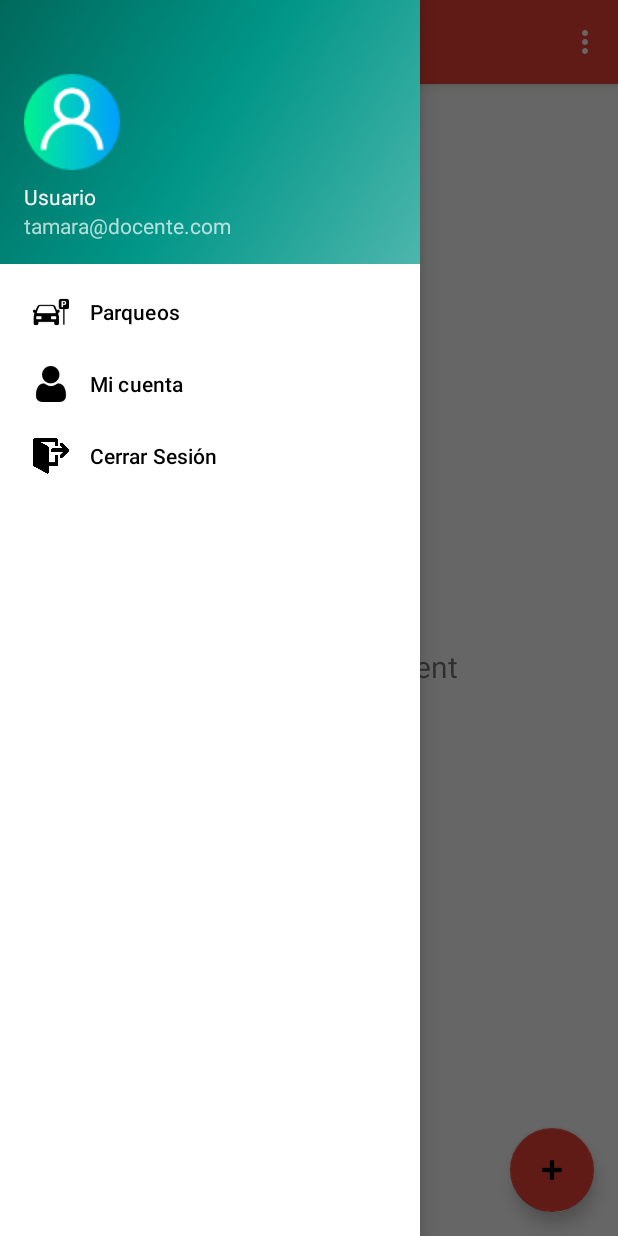
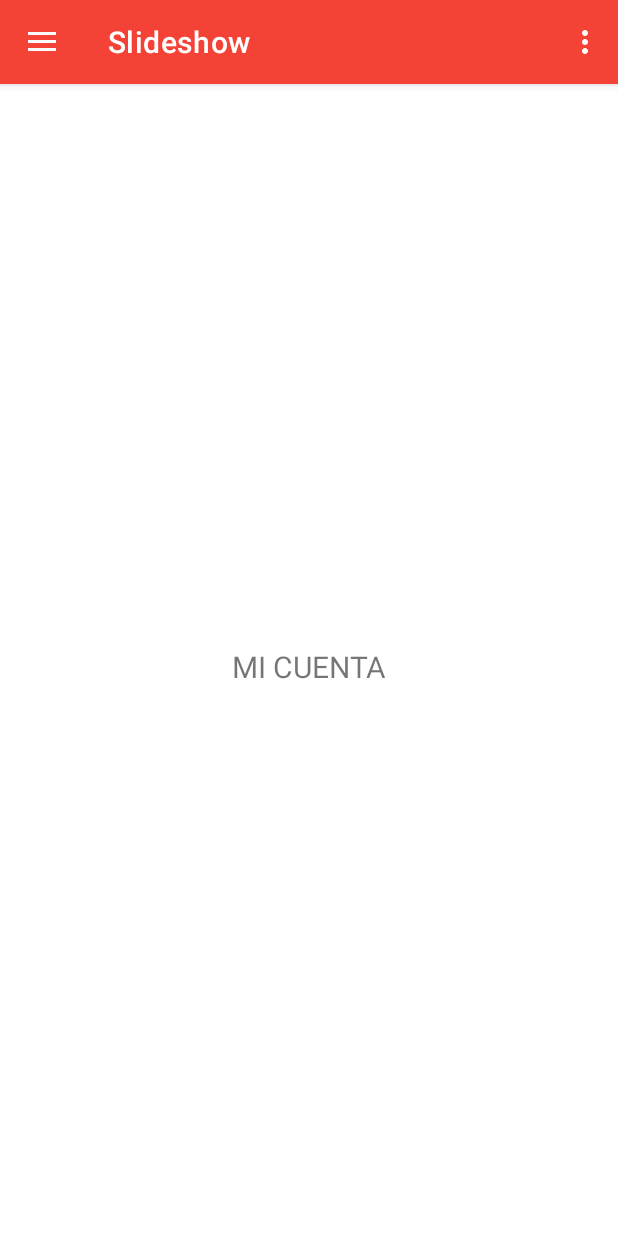
Before and after one commit to JRodriguez-1998/TP3-Controles_y_almacenamiento_SqlLite, an Android app: the navigation screen opened directly, with no data from a screen before it, in the side drawer, after a tap on "Mi cuenta", on a phone screen of 412 x 824 dp. Run offline under Robolectric (Android 15) with nearby library versions, the phone set to English and light mode, and no system bars; our stand-ins replace navigation-ui.

Commit message:
Avance en navigation drawer, dialogo creada y funcionando su ejecucion en apretar agregar, falta que añada los registros

```diff
--- a/app/build.gradle
+++ b/app/build.gradle
@@ -39,6 +39,7 @@ dependencies {
     implementation 'androidx.lifecycle:lifecycle-viewmodel-ktx:2.3.1'
     implementation 'androidx.navigation:navigation-fragment:2.3.5'
     implementation 'androidx.navigation:navigation-ui:2.3.5'
+    implementation 'androidx.legacy:legacy-support-v4:1.0.0'
     testImplementation 'junit:junit:4.+'
     androidTestImplementation 'androidx.test.ext:junit:1.1.3'
     androidTestImplementation 'androidx.test.espresso:espresso-core:3.4.0'
--- /dev/null
+++ b/app/src/main/java/com/example/tp3_controlesyalmacenamientosqllite/dialogo.java
@@ -0,0 +1,52 @@
+package com.example.tp3_controlesyalmacenamientosqllite;
+
+import android.app.Activity;
+import android.app.AlertDialog;
+import android.app.Dialog;
+import android.content.Context;
+import android.os.Bundle;
+
+import androidx.annotation.NonNull;
+import androidx.annotation.Nullable;
+import androidx.fragment.app.DialogFragment;
+import androidx.fragment.app.Fragment;
+
+import android.view.LayoutInflater;
+import android.view.View;
+import android.view.ViewGroup;
+import android.widget.EditText;
+
+public class dialogo extends DialogFragment {
+
+    Activity actividad;
+
+    public dialogo() { }
+
+    @Override
+    @Nullable
+    public AlertDialog onCreateDialog(@Nullable Bundle savedInstanceState) {
+        return crearDialogoRegistro();
+    }
+
+    private AlertDialog crearDialogoRegistro(){
+        AlertDialog.Builder builder = new AlertDialog.Builder(getActivity());
+        LayoutInflater inflater = getActivity().getLayoutInflater();
+        View v = inflater.inflate(R.layout.fragment_dialogo,null);
+        builder.setView(v);
+
+        EditText txtMatricula = (EditText) v.findViewById(R.id.txtMatricula);
+        EditText txtTiempo = (EditText) v.findViewById(R.id.txtTiempo);
+
+        return builder.create();
+    }
+
+    @Override
+    public void onAttach(Context context) {
+        super.onAttach(context);
+        if(context instanceof Activity){
+           this.actividad  = (Activity) context;
+        }else{
+            throw new RuntimeException(context.toString());
+        }
+    }
+}
--- a/app/src/main/java/com/example/tp3_controlesyalmacenamientosqllite/navigation.java
+++ b/app/src/main/java/com/example/tp3_controlesyalmacenamientosqllite/navigation.java
@@ -29,19 +29,12 @@ public class navigation extends AppCompatActivity {
         setContentView(binding.getRoot());
 
         setSupportActionBar(binding.appBarNavigation.toolbar);
-        binding.appBarNavigation.fab.setOnClickListener(new View.OnClickListener() {
-            @Override
-            public void onClick(View view) {
-                Snackbar.make(view, "Replace with your own action", Snackbar.LENGTH_LONG)
-                        .setAction("Action", null).show();
-            }
-        });
         DrawerLayout drawer = binding.drawerLayout;
         NavigationView navigationView = binding.navView;
         // Passing each menu ID as a set of Ids because each
         // menu should be considered as top level destinations.
         mAppBarConfiguration = new AppBarConfiguration.Builder(
-                R.id.nav_home, R.id.nav_gallery, R.id.nav_slideshow)
+                R.id.nav_home, R.id.nav_slideshow)
                 .setOpenableLayout(drawer)
                 .build();
         NavController navController = Navigation.findNavController(this, R.id.nav_host_fragment_content_navigation);
--- a/app/src/main/java/com/example/tp3_controlesyalmacenamientosqllite/ui/home/HomeFragment.java
+++ b/app/src/main/java/com/example/tp3_controlesyalmacenamientosqllite/ui/home/HomeFragment.java
@@ -5,15 +5,19 @@ import android.view.LayoutInflater;
 import android.view.View;
 import android.view.ViewGroup;
 import android.widget.TextView;
+import android.widget.Toast;
 
 import androidx.annotation.NonNull;
 import androidx.annotation.Nullable;
 import androidx.fragment.app.Fragment;
 import androidx.lifecycle.Observer;
 import androidx.lifecycle.ViewModelProvider;
+import androidx.navigation.Navigation;
 
 import com.example.tp3_controlesyalmacenamientosqllite.R;
 import com.example.tp3_controlesyalmacenamientosqllite.databinding.FragmentHomeBinding;
+import com.example.tp3_controlesyalmacenamientosqllite.dialogo;
+import com.google.android.material.floatingactionbutton.FloatingActionButton;
 
 public class HomeFragment extends Fragment {
 
@@ -28,14 +32,22 @@ public class HomeFragment extends Fragment {
         binding = FragmentHomeBinding.inflate(inflater, container, false);
         View root = binding.getRoot();
 
-        final TextView textView = binding.textHome;
-        homeViewModel.getText().observe(getViewLifecycleOwner(), new Observer<String>() {
+        return root;
+    }
+
+    @Override
+    public void onViewCreated(@NonNull View view, @Nullable Bundle savedInstanceState) {
+        super.onViewCreated(view, savedInstanceState);
+
+        FloatingActionButton btnAgregar = view.findViewById(R.id.btnAgregar);
+        btnAgregar.setOnClickListener(new View.OnClickListener() {
             @Override
-            public void onChanged(@Nullable String s) {
-                textView.setText(s);
+            public void onClick(View view) {
+                dialogo d = new dialogo();
+                d.show(getActivity().getSupportFragmentManager(), "fragment_dialogo");
+                Navigation.findNavController(view).navigate(R.id.dialogo);
             }
         });
-        return root;
     }
 
     @Override
--- a/app/src/main/java/com/example/tp3_controlesyalmacenamientosqllite/ui/home/HomeViewModel.java
+++ b/app/src/main/java/com/example/tp3_controlesyalmacenamientosqllite/ui/home/HomeViewModel.java
@@ -10,7 +10,7 @@ public class HomeViewModel extends ViewModel {
 
     public HomeViewModel() {
         mText = new MutableLiveData<>();
-        mText.setValue("This is home fragment");
+        mText.setValue("PARQUEOS");
     }
 
     public LiveData<String> getText() {
--- a/app/src/main/java/com/example/tp3_controlesyalmacenamientosqllite/ui/slideshow/SlideshowViewModel.java
+++ b/app/src/main/java/com/example/tp3_controlesyalmacenamientosqllite/ui/slideshow/SlideshowViewModel.java
@@ -10,7 +10,7 @@ public class SlideshowViewModel extends ViewModel {
 
     public SlideshowViewModel() {
         mText = new MutableLiveData<>();
-        mText.setValue("This is slideshow fragment");
+        mText.setValue("MI CUENTA");
     }
 
     public LiveData<String> getText() {
--- a/app/src/main/res/layout/app_bar_navigation.xml
+++ b/app/src/main/res/layout/app_bar_navigation.xml
@@ -22,13 +22,4 @@
 
     <include layout="@layout/content_navigation" />
 
-    <com.google.android.material.floatingactionbutton.FloatingActionButton
-        android:id="@+id/fab"
-        android:layout_width="wrap_content"
-        android:layout_height="wrap_content"
-        android:layout_gravity="bottom|end"
-        android:layout_marginEnd="16dp"
-        android:layout_marginBottom="16dp"
-        app:srcCompat="@android:drawable/ic_input_add" />
-
 </androidx.coordinatorlayout.widget.CoordinatorLayout>
--- a/app/src/main/res/menu/activity_main_drawer.xml
+++ b/app/src/main/res/menu/activity_main_drawer.xml
@@ -5,11 +5,11 @@
 
     <group android:checkableBehavior="single">
         <item
-            android:id="@+id/nav_Parqueos"
+            android:id="@+id/nav_home"
             android:icon="@drawable/parked"
             android:title="@string/parqueos" />
         <item
-            android:id="@+id/nav_cuenta"
+            android:id="@+id/nav_slideshow"
             android:icon="@drawable/user2"
             android:title="@string/cuenta"/>
         <item
--- a/app/src/main/res/navigation/mobile_navigation.xml
+++ b/app/src/main/res/navigation/mobile_navigation.xml
@@ -12,14 +12,13 @@
         tools:layout="@layout/fragment_home" />
 
     <fragment
-        android:id="@+id/nav_gallery"
-        android:name="com.example.tp3_controlesyalmacenamientosqllite.ui.gallery.GalleryFragment"
-        android:label="@string/menu_gallery"
-        tools:layout="@layout/fragment_gallery" />
-
-    <fragment
         android:id="@+id/nav_slideshow"
         android:name="com.example.tp3_controlesyalmacenamientosqllite.ui.slideshow.SlideshowFragment"
         android:label="@string/menu_slideshow"
         tools:layout="@layout/fragment_slideshow" />
+    <fragment
+        android:id="@+id/dialogo"
+        android:name="com.example.tp3_controlesyalmacenamientosqllite.dialogo"
+        android:label="fragment_dialogo"
+        tools:layout="@layout/fragment_dialogo" />
 </navigation>
--- a/app/src/main/res/values/strings.xml
+++ b/app/src/main/res/values/strings.xml
@@ -16,6 +16,10 @@
     <string name="cuenta">Mi cuenta</string>
     <string name="tituloUsuario">Usuario</string>
     <string name="subtituloCorreo">tamara@docente.com</string>
+    <string name="registro">Registro parqueos</string>
+    <string name="nroMatricula">Nro. Matricula</string>
+    <string name="tiempo">Tiempo</string>
+
 
 
     <!--ACA SON LOS STRING QUE AGREGO AUTOMATICAMENTE EL DRAWER, F-->
@@ -30,5 +34,7 @@
     <string name="menu_slideshow">Slideshow</string>
 
     <string name="tvcerrarSesion">Cerrar Sesión</string>
+    <!-- TODO: Remove or change this placeholder text -->
+    <string name="hello_blank_fragment">Hello blank fragment</string>
 
 </resources>
```
Also changed, not shown: app/src/main/java/com/example/tp3_controlesyalmacenamientosqllite/ui/gallery/GalleryFragment.java (deleted, +0 -46 lines), app/src/main/java/com/example/tp3_controlesyalmacenamientosqllite/ui/gallery/GalleryViewModel.java (deleted, +0 -19 lines), app/src/main/res/layout/fragment_dialogo.xml (added, +62 -0 lines), app/src/main/res/layout/fragment_gallery.xml (deleted, +0 -22 lines), app/src/main/res/layout/fragment_home.xml (+10 -9 lines).
